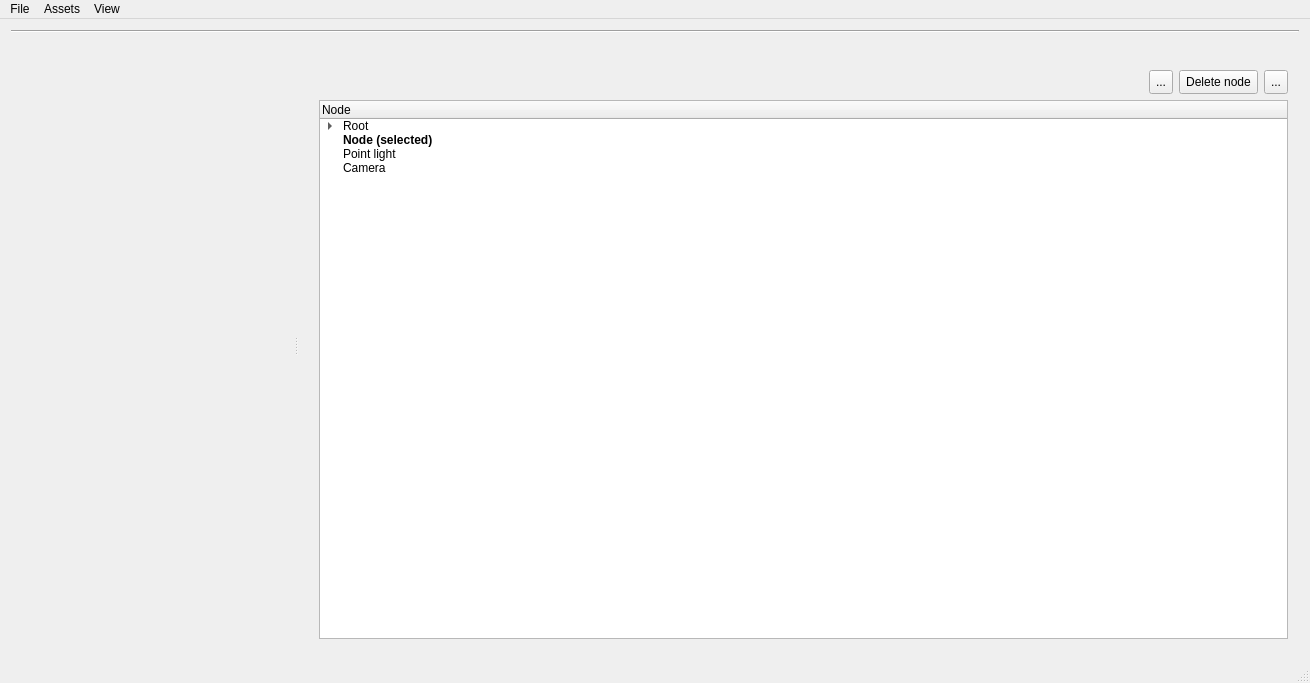
First picture: the form in gui/window.ui, repository Toeplitz/poll_gl, before the edit.
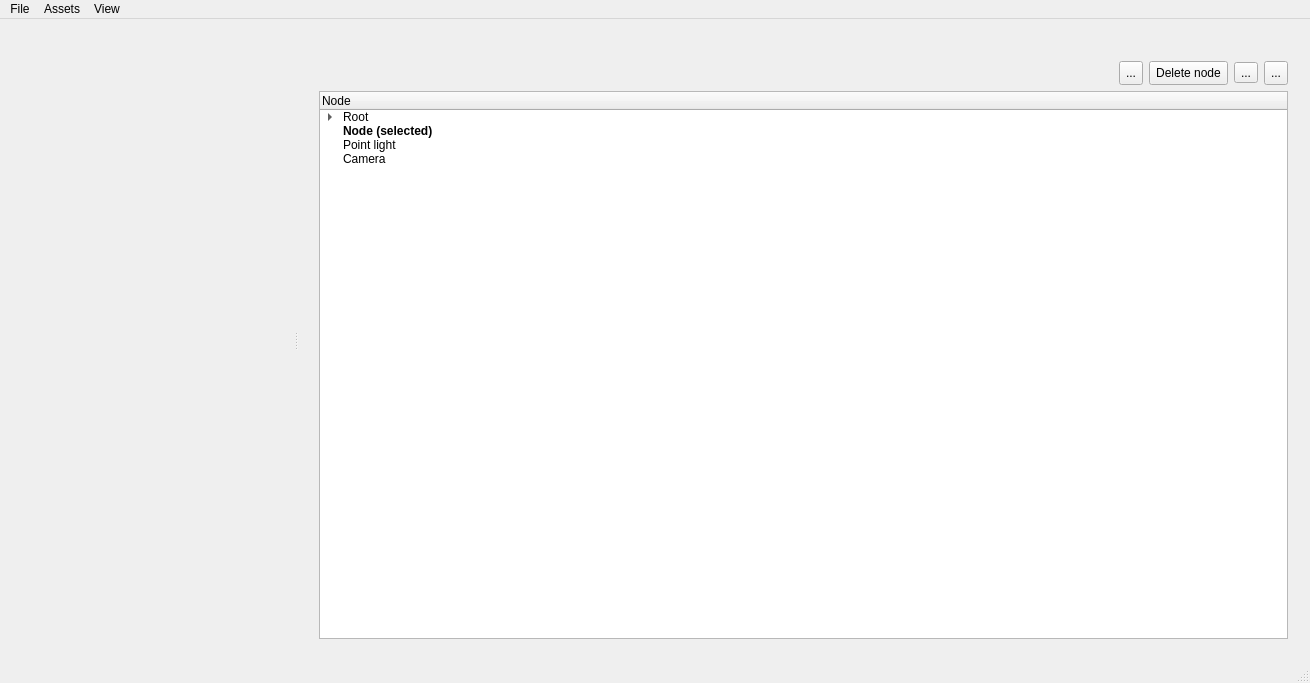
Second picture: the form after the edit. Icons and pictures are not drawn. Custom widgets are drawn as their Qt base class.

The edit to the form file:
```diff
--- a/gui/window.ui
+++ b/gui/window.ui
@@ -24,13 +24,6 @@
     </sizepolicy>
    </property>
    <layout class="QVBoxLayout" name="verticalLayout">
-    <item>
-     <widget class="Line" name="line">
-      <property name="orientation">
-       <enum>Qt::Horizontal</enum>
-      </property>
-     </widget>
-    </item>
     <item>
      <widget class="QSplitter" name="splitter">
       <property name="orientation">
@@ -134,6 +127,23 @@
                </property>
               </widget>
              </item>
+             <item>
+              <widget class="QToolButton" name="toolButton_6">
+               <property name="toolTip">
+                <string>Collapse all nodes</string>
+               </property>
+               <property name="statusTip">
+                <string>Collapse all items in the node tree.</string>
+               </property>
+               <property name="text">
+                <string>...</string>
+               </property>
+               <property name="icon">
+                <iconset resource="gui_resources.qrc">
+                 <normaloff>:/icons/icons/node.png</normaloff>:/icons/icons/node.png</iconset>
+               </property>
+              </widget>
+             </item>
              <item>
               <widget class="QToolButton" name="toolButton">
                <property name="sizePolicy">
```
Left out of the diff: 49 changed lines with no effect on the pictures.
